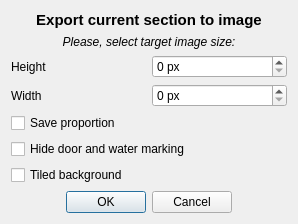
This is Editor/main_window/file/lvl_export_image.ui in WohlSoft/Moondust-Project as Qt 5 draws it before an edit. The edited form follows.
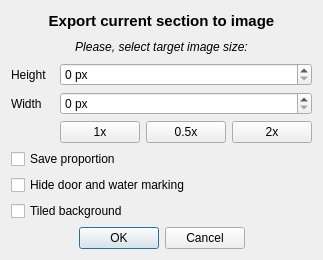
This is the edited form. Icons and pictures are not drawn.

Commit message: Added 2x, 1x, 0.5x auto-size buttons for exported images

Diff of the .ui file:
```diff
--- a/Editor/main_window/file/lvl_export_image.ui
+++ b/Editor/main_window/file/lvl_export_image.ui
@@ -6,8 +6,8 @@
    <rect>
     <x>0</x>
     <y>0</y>
-    <width>298</width>
-    <height>207</height>
+    <width>323</width>
+    <height>260</height>
    </rect>
   </property>
   <property name="font">
@@ -26,19 +26,6 @@
    <property name="sizeConstraint">
     <enum>QLayout::SetMinimumSize</enum>
    </property>
-   <item row="3" column="1">
-    <widget class="QSpinBox" name="imgWidth">
-     <property name="whatsThis">
-      <string>&lt;html&gt;&lt;head/&gt;&lt;body&gt;&lt;p&gt;This is a &lt;span style=&quot; font-weight:600;&quot;&gt;Width&lt;/span&gt; of target image. Target image will be scaled to this width.&lt;/p&gt;&lt;/body&gt;&lt;/html&gt;</string>
-     </property>
-     <property name="suffix">
-      <string> px</string>
-     </property>
-     <property name="maximum">
-      <number>999999999</number>
-     </property>
-    </widget>
-   </item>
    <item row="3" column="0">
     <widget class="QLabel" name="label_3">
      <property name="text">
@@ -46,24 +33,76 @@
      </property>
     </widget>
    </item>
-   <item row="8" column="0" colspan="2">
-    <widget class="QDialogButtonBox" name="buttonBox">
-     <property name="standardButtons">
-      <set>QDialogButtonBox::Cancel|QDialogButtonBox::Ok</set>
+   <item row="2" column="0">
+    <widget class="QLabel" name="label_2">
+     <property name="text">
+      <string>Height</string>
      </property>
-     <property name="centerButtons">
-      <bool>true</bool>
+    </widget>
+   </item>
+   <item row="4" column="1">
+    <widget class="QPushButton" name="size1x">
+     <property name="text">
+      <string notr="true">1x</string>
      </property>
     </widget>
    </item>
-   <item row="6" column="0" colspan="2">
-    <widget class="QCheckBox" name="HideWarpsWaters">
+   <item row="4" column="2">
+    <widget class="QPushButton" name="size05x">
      <property name="text">
-      <string>Hide door and water marking</string>
+      <string notr="true">0.5x</string>
      </property>
     </widget>
    </item>
-   <item row="0" column="0" colspan="2">
+   <item row="4" column="3">
+    <widget class="QPushButton" name="size2x">
+     <property name="text">
+      <string notr="true">2x</string>
+     </property>
+    </widget>
+   </item>
+   <item row="2" column="1" colspan="3">
+    <widget class="QSpinBox" name="imgHeight">
+     <property name="whatsThis">
+      <string>&lt;html&gt;&lt;head/&gt;&lt;body&gt;&lt;p&gt;This is a &lt;span style=&quot; font-weight:600;&quot;&gt;Height&lt;/span&gt; of target image. Target image will be scaled to this height.&lt;/p&gt;&lt;/body&gt;&lt;/html&gt;</string>
+     </property>
+     <property name="suffix">
+      <string> px</string>
+     </property>
+     <property name="maximum">
+      <number>999999999</number>
+     </property>
+    </widget>
+   </item>
+   <item row="3" column="1" colspan="3">
+    <widget class="QSpinBox" name="imgWidth">
+     <property name="whatsThis">
+      <string>&lt;html&gt;&lt;head/&gt;&lt;body&gt;&lt;p&gt;This is a &lt;span style=&quot; font-weight:600;&quot;&gt;Width&lt;/span&gt; of target image. Target image will be scaled to this width.&lt;/p&gt;&lt;/body&gt;&lt;/html&gt;</string>
+     </property>
+     <property name="suffix">
+      <string> px</string>
+     </property>
+     <property name="maximum">
+      <number>999999999</number>
+     </property>
+    </widget>
+   </item>
+   <item row="1" column="0" colspan="4">
+    <widget class="QLabel" name="label_4">
+     <property name="font">
+      <font>
+       <italic>true</italic>
+      </font>
+     </property>
+     <property name="text">
+      <string>Please, select target image size:</string>
+     </property>
+     <property name="alignment">
+      <set>Qt::AlignCenter</set>
+     </property>
+    </widget>
+   </item>
+   <item row="0" column="0" colspan="4">
     <widget class="QLabel" name="label">
      <property name="sizePolicy">
       <sizepolicy hsizetype="Preferred" vsizetype="Preferred">
@@ -86,27 +125,7 @@
      </property>
     </widget>
    </item>
-   <item row="2" column="0">
-    <widget class="QLabel" name="label_2">
-     <property name="text">
-      <string>Height</string>
-     </property>
-    </widget>
-   </item>
-   <item row="2" column="1">
-    <widget class="QSpinBox" name="imgHeight">
-     <property name="whatsThis">
-      <string>&lt;html&gt;&lt;head/&gt;&lt;body&gt;&lt;p&gt;This is a &lt;span style=&quot; font-weight:600;&quot;&gt;Height&lt;/span&gt; of target image. Target image will be scaled to this height.&lt;/p&gt;&lt;/body&gt;&lt;/html&gt;</string>
-     </property>
-     <property name="suffix">
-      <string> px</string>
-     </property>
-     <property name="maximum">
-      <number>999999999</number>
-     </property>
-    </widget>
-   </item>
-   <item row="5" column="0" colspan="2">
+   <item row="5" column="0" colspan="4">
     <widget class="QCheckBox" name="SaveProportion">
      <property name="whatsThis">
       <string>&lt;html&gt;&lt;head/&gt;&lt;body&gt;&lt;p&gt;With this option will be calculated opposite value for height or width for make target image with correct proportions.&lt;/p&gt;&lt;/body&gt;&lt;/html&gt;</string>
@@ -116,28 +135,30 @@
      </property>
     </widget>
    </item>
-   <item row="1" column="0" colspan="2">
-    <widget class="QLabel" name="label_4">
-     <property name="font">
-      <font>
-       <italic>true</italic>
-      </font>
-     </property>
+   <item row="6" column="0" colspan="4">
+    <widget class="QCheckBox" name="HideWarpsWaters">
      <property name="text">
-      <string>Please, select target image size:</string>
-     </property>
-     <property name="alignment">
-      <set>Qt::AlignCenter</set>
+      <string>Hide door and water marking</string>
      </property>
     </widget>
    </item>
-   <item row="7" column="0" colspan="2">
+   <item row="7" column="0" colspan="4">
     <widget class="QCheckBox" name="tiledBackround">
      <property name="text">
       <string>Tiled background</string>
      </property>
     </widget>
    </item>
+   <item row="8" column="0" colspan="4">
+    <widget class="QDialogButtonBox" name="buttonBox">
+     <property name="standardButtons">
+      <set>QDialogButtonBox::Cancel|QDialogButtonBox::Ok</set>
+     </property>
+     <property name="centerButtons">
+      <bool>true</bool>
+     </property>
+    </widget>
+   </item>
   </layout>
  </widget>
  <resources>
```
The commit also changes 7 other files.
